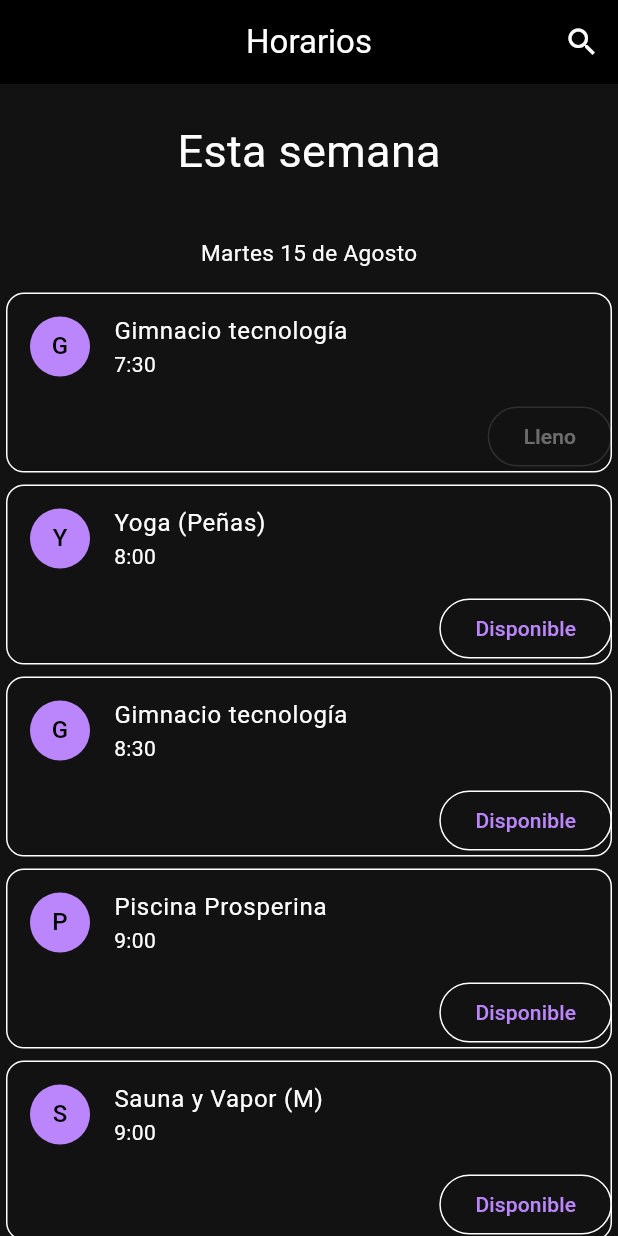
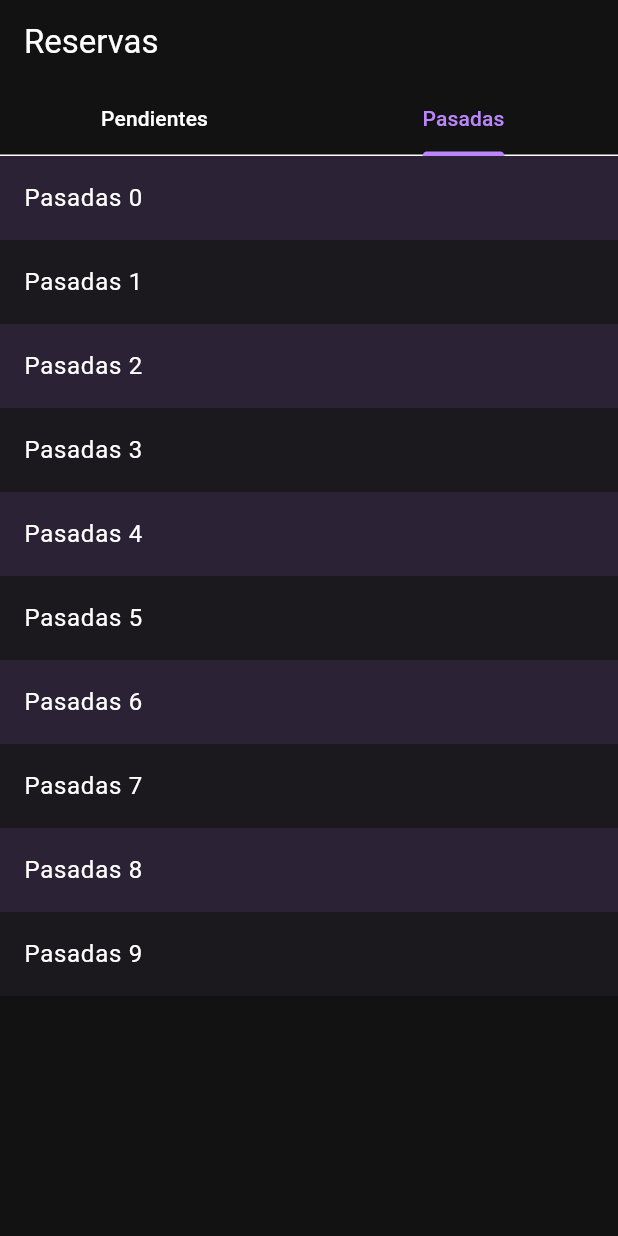
Before and after one commit to niplinig/frontend, a Flutter app: the screen it shows after launch, on a phone screen of 412 x 824 dp. Run offline on Flutter 3.47's test engine with Material 2 defaults, Android fonts, the phone set to English and light mode, and no system bars.

Commit message:
reservation

```diff
--- a/lib/main.dart
+++ b/lib/main.dart
@@ -1,4 +1,5 @@
 import 'package:flutter/material.dart';
+import 'package:frontend/presentation/screens/reservations/reservations_screen.dart';
 
 void main() {
   runApp(const MyApp());
@@ -16,7 +17,8 @@ class MyApp extends StatelessWidget {
         colorScheme: ColorScheme.dark(),
         useMaterial3: true,
       ),
-      home: const MyHomePage(title: 'Horarios'),
+      // home: const MyHomePage(title: 'Horarios'),
+      home: const ReservationsScreens(),
       debugShowCheckedModeBanner: false,
     );
   }
@@ -41,8 +43,6 @@ class MyHomePage extends StatefulWidget {
 }
 
 class _MyHomePageState extends State<MyHomePage> {
-
-
   @override
   Widget build(BuildContext context) {
     // This method is rerun every time setState is called, for instance as done
@@ -91,7 +91,8 @@ class _MyHomePageState extends State<MyHomePage> {
             const Text(
               "Esta semana",
               textAlign: TextAlign.left,
-              style: TextStyle(fontSize: 30.0, height: 3.0),),
+              style: TextStyle(fontSize: 30.0, height: 3.0),
+            ),
             const Text(
               "Martes 15 de Agosto",
               textAlign: TextAlign.left,
@@ -104,8 +105,7 @@ class _MyHomePageState extends State<MyHomePage> {
                     side: BorderSide(
                       color: Theme.of(context).colorScheme.outline,
                     ),
-                    borderRadius: const BorderRadius.all(Radius.circular(12))
-                ),
+                    borderRadius: const BorderRadius.all(Radius.circular(12))),
                 child: Column(
                   mainAxisSize: MainAxisSize.min,
                   children: <Widget>[
@@ -125,7 +125,6 @@ class _MyHomePageState extends State<MyHomePage> {
                         ),
                       ],
                     ),
-
                   ],
                 ),
               ),
@@ -134,11 +133,10 @@ class _MyHomePageState extends State<MyHomePage> {
               child: Card(
                 elevation: 0,
                 shape: RoundedRectangleBorder(
-                  side: BorderSide(
-                    color: Theme.of(context).colorScheme.outline,
-                  ),
-                  borderRadius: const BorderRadius.all(Radius.circular(12))
-                ),
+                    side: BorderSide(
+                      color: Theme.of(context).colorScheme.outline,
+                    ),
+                    borderRadius: const BorderRadius.all(Radius.circular(12))),
                 child: Column(
                   mainAxisSize: MainAxisSize.min,
                   children: <Widget>[
@@ -153,12 +151,11 @@ class _MyHomePageState extends State<MyHomePage> {
                       mainAxisAlignment: MainAxisAlignment.end,
                       children: <Widget>[
                         OutlinedButton(
-                            child: Text("Disponible"),
-                            onPressed: () {},
+                          child: Text("Disponible"),
+                          onPressed: () {},
                         ),
                       ],
                     ),
-
                   ],
                 ),
               ),
@@ -170,8 +167,7 @@ class _MyHomePageState extends State<MyHomePage> {
                     side: BorderSide(
                       color: Theme.of(context).colorScheme.outline,
                     ),
-                    borderRadius: const BorderRadius.all(Radius.circular(12))
-                ),
+                    borderRadius: const BorderRadius.all(Radius.circular(12))),
                 child: Column(
                   mainAxisSize: MainAxisSize.min,
                   children: <Widget>[
@@ -191,7 +187,6 @@ class _MyHomePageState extends State<MyHomePage> {
                         ),
                       ],
                     ),
-
                   ],
                 ),
               ),
@@ -203,8 +198,7 @@ class _MyHomePageState extends State<MyHomePage> {
                     side: BorderSide(
                       color: Theme.of(context).colorScheme.outline,
                     ),
-                    borderRadius: const BorderRadius.all(Radius.circular(12))
-                ),
+                    borderRadius: const BorderRadius.all(Radius.circular(12))),
                 child: Column(
                   mainAxisSize: MainAxisSize.min,
                   children: <Widget>[
@@ -224,7 +218,6 @@ class _MyHomePageState extends State<MyHomePage> {
                         ),
                       ],
                     ),
-
                   ],
                 ),
               ),
@@ -236,8 +229,7 @@ class _MyHomePageState extends State<MyHomePage> {
                     side: BorderSide(
                       color: Theme.of(context).colorScheme.outline,
                     ),
-                    borderRadius: const BorderRadius.all(Radius.circular(12))
-                ),
+                    borderRadius: const BorderRadius.all(Radius.circular(12))),
                 child: Column(
                   mainAxisSize: MainAxisSize.min,
                   children: <Widget>[
@@ -257,7 +249,6 @@ class _MyHomePageState extends State<MyHomePage> {
                         ),
                       ],
                     ),
-
                   ],
                 ),
               ),
--- /dev/null
+++ b/lib/presentation/screens/reservations/reservations_screen.dart
@@ -0,0 +1,56 @@
+import 'package:flutter/material.dart';
+import 'package:frontend/presentation/widgets/reservations/mis_pendientes.dart';
+
+class ReservationsScreens extends StatelessWidget {
+  const ReservationsScreens({super.key});
+
+  @override
+  Widget build(BuildContext context) {
+    final ColorScheme colorScheme = Theme.of(context).colorScheme;
+    final Color oddItemColor = colorScheme.primary.withOpacity(0.05);
+    final Color evenItemColor = colorScheme.primary.withOpacity(0.15);
+    const int tabsCount = 2;
+    List<String> titles = <String>[
+      'Pendientes',
+      'Pasadas',
+    ];
+    return DefaultTabController(
+      initialIndex: 1,
+      length: tabsCount,
+      child: Scaffold(
+        appBar: AppBar(
+          title: const Text('Reservas'),
+          notificationPredicate: (ScrollNotification notification) {
+            return notification.depth == 1;
+          },
+          scrolledUnderElevation: 4.0,
+          shadowColor: Theme.of(context).shadowColor,
+          bottom: TabBar(
+            tabs: <Widget>[
+              Tab(
+                text: titles[0],
+              ),
+              Tab(
+                text: titles[1],
+              ),
+            ],
+          ),
+        ),
+        body: TabBarView(
+          children: <Widget>[
+            const MisPendientes(),
+            ListView.builder(
+              itemCount: 10,
+              itemBuilder: (BuildContext context, int index) {
+                return ListTile(
+                  tileColor: index.isOdd ? oddItemColor : evenItemColor,
+                  title: Text('${titles[1]} $index'),
+                );
+              },
+            ),
+          ],
+        ),
+      ),
+    );
+  }
+}
```
Also changed, not shown: lib/presentation/widgets/reservations/detalle_reserva.dart (added, +13 -0 lines), lib/presentation/widgets/reservations/mis_pendientes.dart (added, +80 -0 lines), lib/presentation/widgets/shared/my_menu_bar.dart (added, +10 -0 lines), pubspec.lock (added), 3 other files.
